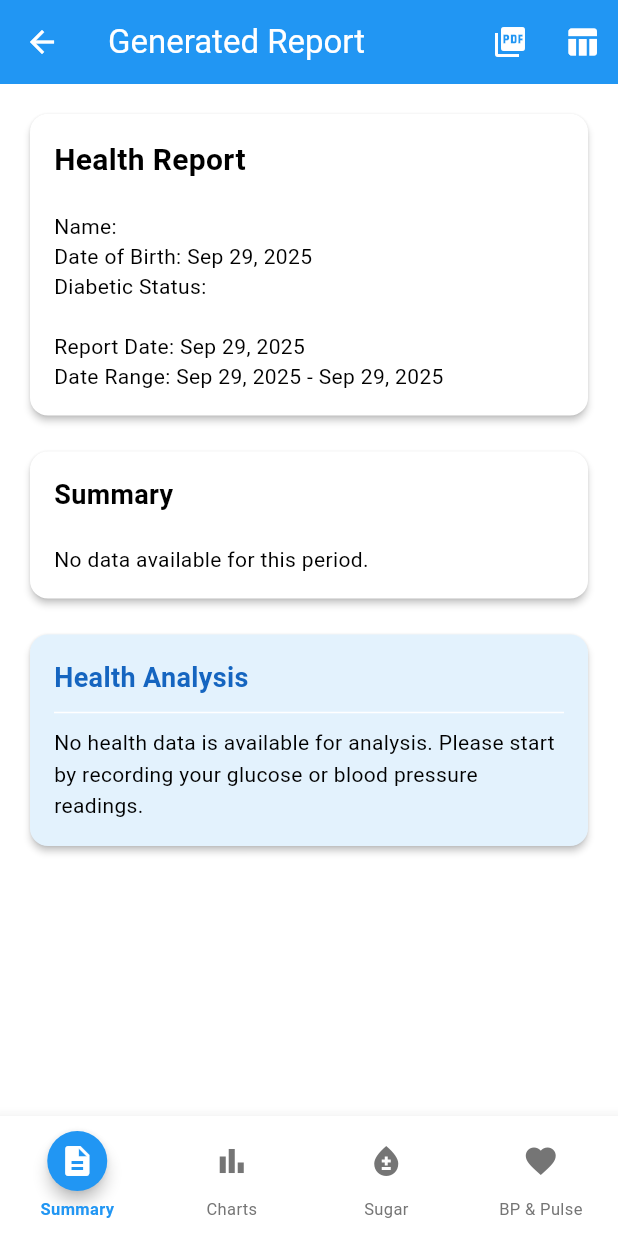
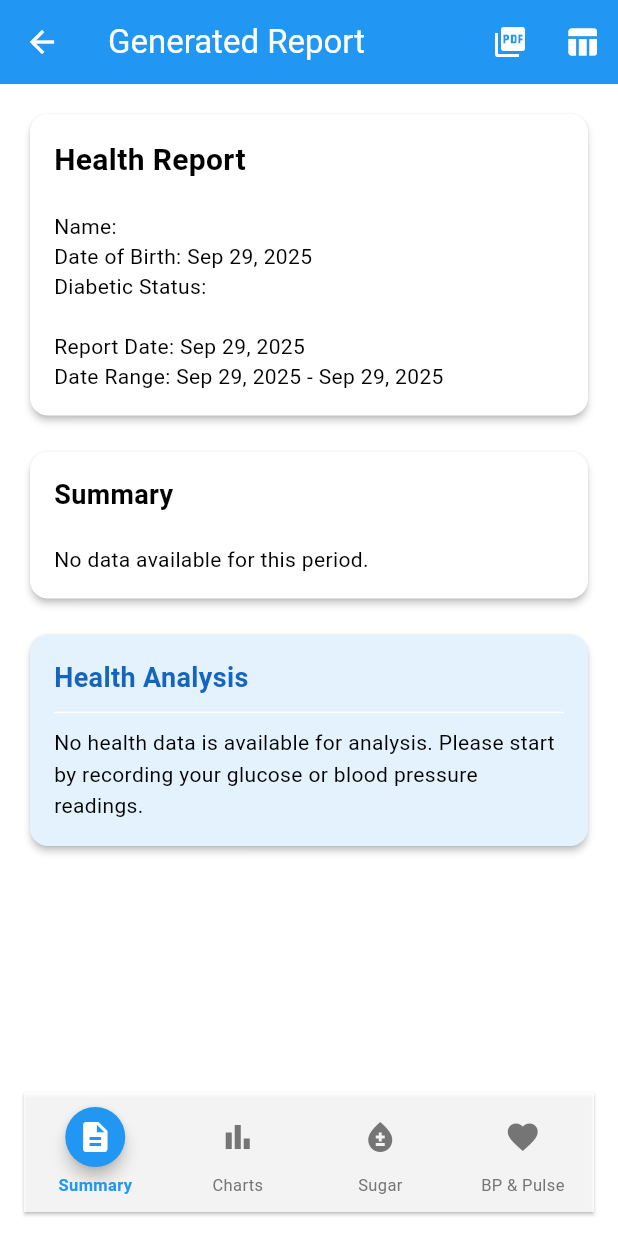
Before and after one commit to masteramuk/jagadiri, a Flutter app: the GeneratedReportViewerScreen screen opened directly with empty values, on a phone screen of 412 x 824 dp. Run offline on Flutter 3.47's test engine with Material 3 defaults, Android fonts, the phone set to English and light mode, and no system bars; our stand-ins replace fl_chart, open_file, pdf, printing, sqflite, sqflite_common_ffi and 1 more; missing offline and left inert: excel, syncfusion_flutter_xlsio; accounts and stored records are empty.

Commit message:
Implementing report screen - part 6b - redo report pdf generation as pdf with chart has too many issue. Screen seem ok. Page navigator is ok now. Lets focus Page 1

```diff
--- a/lib/screens/generated_report_viewer_screen.dart
+++ b/lib/screens/generated_report_viewer_screen.dart
@@ -202,8 +202,10 @@ class _GeneratedReportViewerScreenState
               _buildPageFour(),
             ],
           ),
-          Align(
-            alignment: Alignment.bottomCenter,
+          Positioned(
+            bottom: 16.0,
+            left: 16.0,
+            right: 16.0,
             child: FloatingPageNavigator(
               currentPageIndex: _currentPageIndex,
               pageController: _pageController,
@@ -216,7 +218,7 @@ class _GeneratedReportViewerScreenState
 
   Widget _buildPageOne() {
     return SingleChildScrollView(
-      padding: const EdgeInsets.fromLTRB(16.0, 16.0, 16.0, 100.0),
+      padding: const EdgeInsets.fromLTRB(16.0, 16.0, 16.0, 120.0),
       child: Column(
         crossAxisAlignment: CrossAxisAlignment.stretch,
         children: [
@@ -232,7 +234,7 @@ class _GeneratedReportViewerScreenState
 
   Widget _buildPageTwo() {
     return SingleChildScrollView(
-      padding: const EdgeInsets.fromLTRB(16.0, 16.0, 16.0, 100.0),
+      padding: const EdgeInsets.fromLTRB(16.0, 16.0, 16.0, 120.0),
       child: Column(
         crossAxisAlignment: CrossAxisAlignment.stretch,
         children: [
@@ -276,7 +278,7 @@ class _GeneratedReportViewerScreenState
   Widget _buildPageThree() {
     final headerStyle = const TextStyle(fontWeight: FontWeight.bold);
     return SingleChildScrollView(
-      padding: const EdgeInsets.fromLTRB(16.0, 16.0, 16.0, 100.0),
+      padding: const EdgeInsets.fromLTRB(16.0, 16.0, 16.0, 120.0),
       child: _buildSection(
         'Blood Sugar Records',
         SingleChildScrollView(
@@ -307,7 +309,7 @@ class _GeneratedReportViewerScreenState
   Widget _buildPageFour() {
     final headerStyle = const TextStyle(fontWeight: FontWeight.bold);
     return SingleChildScrollView(
-      padding: const EdgeInsets.fromLTRB(16.0, 16.0, 16.0, 100.0),
+      padding: const EdgeInsets.fromLTRB(16.0, 16.0, 16.0, 120.0),
       child: _buildSection(
         'Blood Pressure & Pulse Records',
         SingleChildScrollView(
@@ -444,11 +446,18 @@ class FloatingPageNavigator extends StatelessWidget {
 
   @override
   Widget build(BuildContext context) {
+    // Use a Color.white or Theme.of(context).scaffoldBackgroundColor
+    // and apply 90% opacity (Alpha: 230 out of 255).
+    final semiOpaqueColor = Theme. of(context).scaffoldBackgroundColor.withAlpha(210); // 90% opacity
+
     return Material(
-      elevation: 8.0,
+      color: Colors. transparent, // 1. Make Material transparent
+      elevation: 1.0,
       child: Container(
         height: 80,
-        color: Theme.of(context).scaffoldBackgroundColor.withAlpha(90),
+        color: semiOpaqueColor,
+        //color: Colors. transparent,
+        //color: Theme.of(context).scaffoldBackgroundColor.withAlpha(10),
         padding: const EdgeInsets.symmetric(vertical: 8.0),
         child: Row(
           mainAxisAlignment: MainAxisAlignment.spaceEvenly,
@@ -481,13 +490,13 @@ class FloatingPageNavigator extends StatelessWidget {
             Material(
               color: isSelected
                   ? Theme.of(context).primaryColor
-                  : Colors.transparent,
-              elevation: isSelected ? 4.0 : 0.0,
+                  : Colors. transparent,
+              elevation: isSelected? 4.0: 0.0,
               shape: const CircleBorder(),
               child: Padding(
                 padding: const EdgeInsets.all(8.0),
                 child: Icon(icon,
-                    color: isSelected ? Colors.white : Colors.grey.shade600,
+                    color: isSelected? Colors.white: Colors. grey.shade600,
                     size: 24),
               ),
             ),
@@ -497,9 +506,9 @@ class FloatingPageNavigator extends StatelessWidget {
               style: TextStyle(
                 color: isSelected
                     ? Theme.of(context).primaryColor
-                    : Colors.grey.shade600,
+                    : Colors. grey.shade600,
                 fontSize: 11,
-                fontWeight: isSelected ? FontWeight.bold : FontWeight.normal,
+                fontWeight: isSelected? FontWeight.bold: FontWeight.normal,
               ),
               overflow: TextOverflow.ellipsis,
             ),
```
Also changed, not shown: 2 other files.
